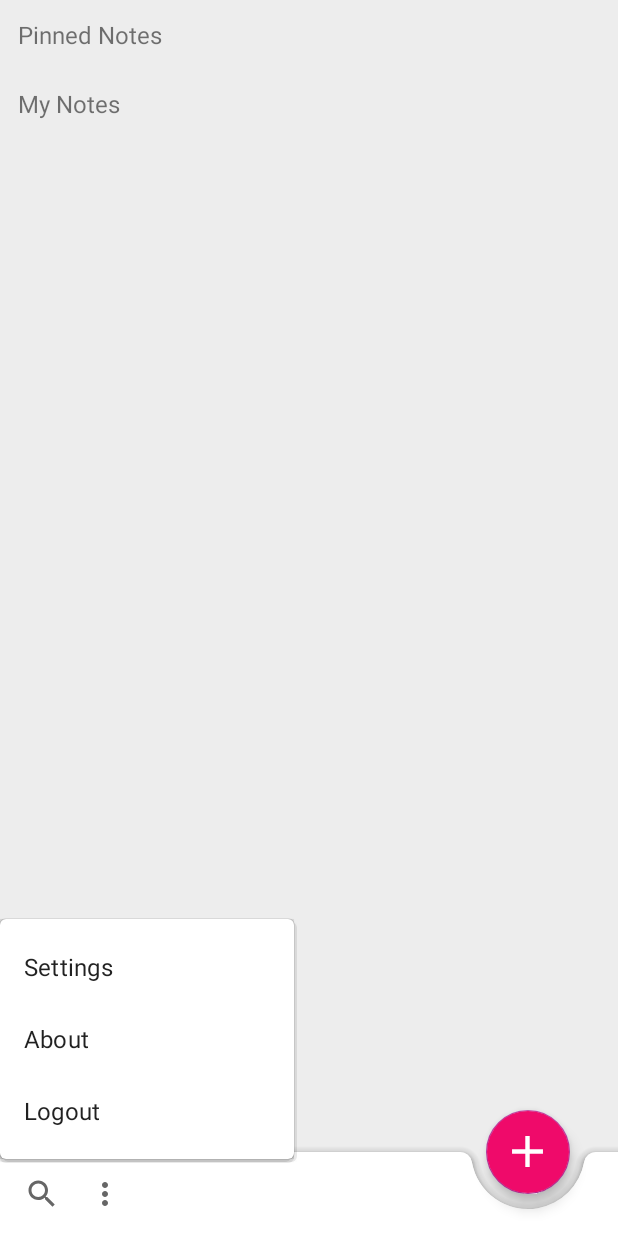
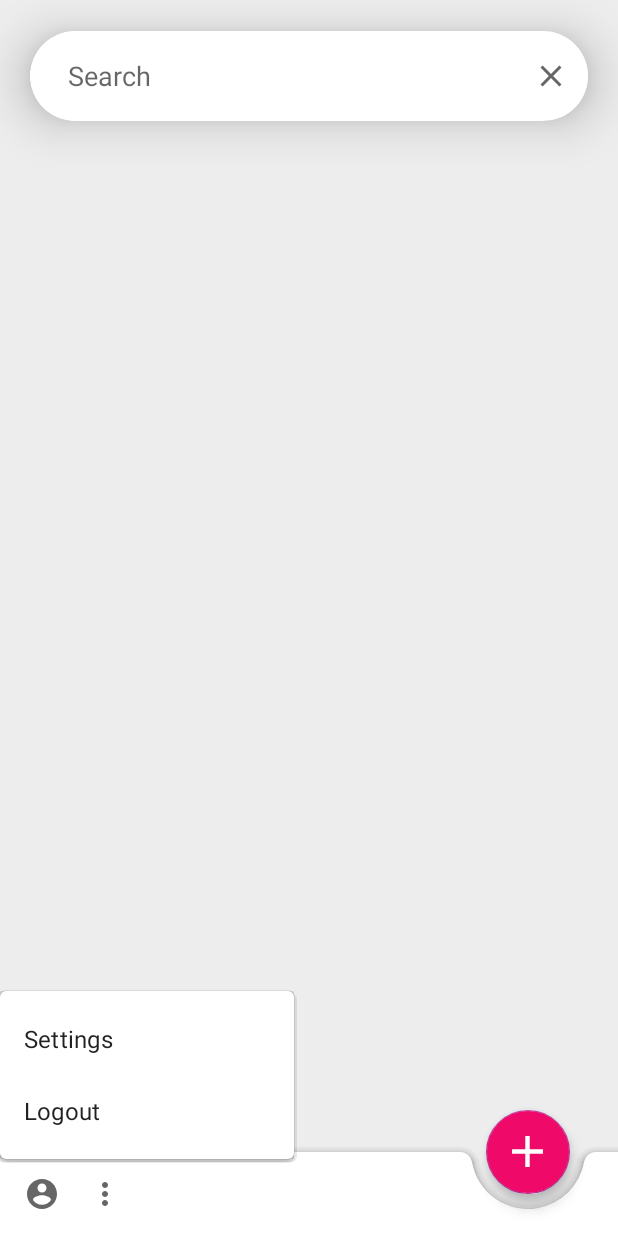
Before and after one commit to srvraj311/enWrite-Android, an Android app: the screen it shows after launch once a user with an empty profile is signed in (NotesScreen), with the options menu open, on a phone screen of 412 x 824 dp. Run offline under Robolectric (Android 15) with nearby library versions, the phone set to English and light mode, and no system bars; our stand-ins replace Firebase (no records; nobody signed in at launch, a user with empty details on screens opened directly); Roboto replaces fonts that are not available here.

Commit message:
Pin and Unpin functionality will now sync with cloud Added Search Bar to search notes Added Coloured background onto NewNoteAdd screen

```diff
--- a/app/src/main/java/com/srvraj311/NoteScreen/NotesScreen.java
+++ b/app/src/main/java/com/srvraj311/NoteScreen/NotesScreen.java
@@ -4,14 +4,19 @@ import android.content.Intent;
 import android.content.SharedPreferences;
 import android.os.Build;
 import android.os.Bundle;
+import android.text.Editable;
+import android.text.TextWatcher;
 import android.util.Log;
 import android.view.MenuItem;
 import android.view.View;
 
+import android.widget.ImageButton;
+import android.widget.TextView;
 import com.google.android.gms.tasks.OnCompleteListener;
 import com.google.android.gms.tasks.Task;
 import com.google.android.material.bottomappbar.BottomAppBar;
 import com.google.android.material.floatingactionbutton.FloatingActionButton;
+import com.google.android.material.textfield.TextInputEditText;
 import com.google.firebase.auth.FirebaseAuth;
 import com.google.firebase.firestore.CollectionReference;
 import com.google.firebase.firestore.FirebaseFirestore;
@@ -54,6 +59,10 @@ public class NotesScreen<mAuth> extends AppCompatActivity {
     RecyclerView recyclerView;
     SwipeRefreshLayout swipeDown;
     RecyclerView pinnedNotesRecycler;
+    TextInputEditText searchBox;
+    ImageButton clearSearch;
+    TextView pinTitle;
+    TextView unPinTitle;
 
 
     @Override
@@ -63,7 +72,10 @@ public class NotesScreen<mAuth> extends AppCompatActivity {
         recyclerView = findViewById(R.id.recylerViewHolder);
         swipeDown = findViewById(R.id.swipe_container);
         pinnedNotesRecycler = findViewById(R.id.recylerViewHolder2);
-
+        clearSearch = findViewById(R.id.clear_search);
+        searchBox = findViewById(R.id.search_notes);
+        pinTitle = findViewById(R.id.pin_title);
+        unPinTitle = findViewById(R.id.unpin_title);
         addBtn = findViewById(R.id.addBtn);
         addBtn.bringToFront();
         addBtn.setOnClickListener(new View.OnClickListener() {
@@ -104,12 +116,44 @@ public class NotesScreen<mAuth> extends AppCompatActivity {
             @Override
             public void onRefresh() {
                 swipeDown.setRefreshing(true);
-                setAdapter();
+                setAdapter(notesArr);
+                searchBox.setText("");
                 swipeDown.setRefreshing(false);
             }
         });
 
-        setAdapter();
+        searchBox.addTextChangedListener(new TextWatcher() {
+            @Override
+            public void beforeTextChanged(CharSequence charSequence, int i, int i1, int i2) {
+
+            }
+
+            @Override
+            public void onTextChanged(CharSequence charSequence, int i, int i1, int i2) {
+                ArrayList<Note> filteredArr = new ArrayList<>();
+                for(Note note : notesArr){
+                    if (note.getNote_title().toLowerCase().contains(charSequence) || note.getNote_body().toLowerCase().contains(charSequence) || note.getNote_date().toLowerCase().contains(charSequence)){
+                        filteredArr.add(note);
+                    }
+                }
+                setAdapter(filteredArr);
+            }
+
+            @Override
+            public void afterTextChanged(Editable editable) {
+
+            }
+        });
+
+        clearSearch.setOnClickListener(new View.OnClickListener() {
+            @Override
+            public void onClick(View view) {
+                searchBox.setText("");
+                setAdapter(notesArr);
+            }
+        });
+
+        setAdapter(notesArr);
     }
 
 
@@ -128,9 +172,13 @@ public class NotesScreen<mAuth> extends AppCompatActivity {
         }
     }
 
-    private void setAdapter() {
+    private void setAdapter(ArrayList<Note> notesArr) {
         ArrayList<Note> pinned = getPinnedNotes(notesArr);
         ArrayList<Note> unPinned = getUnPinnedNotes(notesArr);
+        if(pinned.size() == 0) pinTitle.setVisibility(View.INVISIBLE);
+        else pinTitle.setVisibility(View.VISIBLE);
+        if(unPinned.size() == 0) unPinTitle.setVisibility(View.INVISIBLE);
+        else unPinTitle.setVisibility(View.VISIBLE);
 
         RecyclerAdapter adapter = new RecyclerAdapter(getApplicationContext(), unPinned, NotesScreen.this);
         RecyclerView.LayoutManager layoutManager = new LinearLayoutManager(getApplicationContext());
@@ -187,7 +235,7 @@ public class NotesScreen<mAuth> extends AppCompatActivity {
                     }
                     Collections.sort(newData, new NoteComparator());
                     notesArr = newData;
-                    setAdapter();
+                    setAdapter(notesArr);
                     saveData(newData, "localNotes");
                 }
             }
@@ -210,23 +258,13 @@ public class NotesScreen<mAuth> extends AppCompatActivity {
         editor.putString(place,json);
         editor.apply();
     }
-    public void loadBin(){
-        SharedPreferences sharedPreferences = getSharedPreferences("shared preferences",MODE_PRIVATE);
-        Gson gson = new Gson();
-        String json = sharedPreferences.getString("bin",null);
-        Type type = new TypeToken<ArrayList<Note>>() {}.getType();
-        notesBin = gson.fromJson(json,type);
-        if(notesBin == null){
-            notesBin = new ArrayList<Note>();
-        }
-    }
     private void loadData(){
         SharedPreferences sharedPreferences = getSharedPreferences("Notes",MODE_PRIVATE);
         Gson gson = new Gson();
         String json = sharedPreferences.getString("localNotes",null);
         Type type = new TypeToken<ArrayList<Note>>() {}.getType();
         notesArr = gson.fromJson(json,type);
-        setAdapter();
+        setAdapter(notesArr);
     }
 
 
--- /dev/null
+++ b/app/src/main/res/drawable/ic_baseline_account_circle_24.xml
@@ -0,0 +1,10 @@
+<vector xmlns:android="http://schemas.android.com/apk/res/android"
+    android:width="24dp"
+    android:height="24dp"
+    android:viewportWidth="24"
+    android:viewportHeight="24"
+    android:tint="?attr/colorControlNormal">
+  <path
+      android:fillColor="@android:color/white"
+      android:pathData="M12,2C6.48,2 2,6.48 2,12s4.48,10 10,10 10,-4.48 10,-10S17.52,2 12,2zM12,5c1.66,0 3,1.34 3,3s-1.34,3 -3,3 -3,-1.34 -3,-3 1.34,-3 3,-3zM12,19.2c-2.5,0 -4.71,-1.28 -6,-3.22 0.03,-1.99 4,-3.08 6,-3.08 1.99,0 5.97,1.09 6,3.08 -1.29,1.94 -3.5,3.22 -6,3.22z"/>
+</vector>
--- /dev/null
+++ b/app/src/main/res/drawable/ic_baseline_close_24.xml
@@ -0,0 +1,10 @@
+<vector xmlns:android="http://schemas.android.com/apk/res/android"
+    android:width="24dp"
+    android:height="24dp"
+    android:viewportWidth="24"
+    android:viewportHeight="24"
+    android:tint="?attr/colorControlNormal">
+  <path
+      android:fillColor="@android:color/white"
+      android:pathData="M19,6.41L17.59,5 12,10.59 6.41,5 5,6.41 10.59,12 5,17.59 6.41,19 12,13.41 17.59,19 19,17.59 13.41,12z"/>
+</vector>
--- a/app/src/main/res/drawable/ic_baseline_delete_24.xml
+++ b/app/src/main/res/drawable/ic_baseline_delete_24.xml
@@ -1,5 +1,5 @@
-<vector android:height="24dp" android:tint="#FFFFFF"
+<vector android:height="24dp" android:tint="@color/black"
     android:viewportHeight="24" android:viewportWidth="24"
     android:width="24dp" xmlns:android="http://schemas.android.com/apk/res/android">
-    <path android:fillColor="@android:color/white" android:pathData="M6,19c0,1.1 0.9,2 2,2h8c1.1,0 2,-0.9 2,-2V7H6v12zM19,4h-3.5l-1,-1h-5l-1,1H5v2h14V4z"/>
+    <path android:fillColor="@color/black" android:pathData="M6,19c0,1.1 0.9,2 2,2h8c1.1,0 2,-0.9 2,-2V7H6v12zM19,4h-3.5l-1,-1h-5l-1,1H5v2h14V4z"/>
 </vector>
--- a/app/src/main/res/drawable/ic_baseline_edit_24.xml
+++ b/app/src/main/res/drawable/ic_baseline_edit_24.xml
@@ -1,4 +1,4 @@
-<vector android:height="24dp" android:tint="#FFFFFF"
+<vector android:height="24dp" android:tint="@color/black"
     android:viewportHeight="24" android:viewportWidth="24"
     android:width="24dp" xmlns:android="http://schemas.android.com/apk/res/android">
     <path android:fillColor="@android:color/white" android:pathData="M3,17.25V21h3.75L17.81,9.94l-3.75,-3.75L3,17.25zM20.71,7.04c0.39,-0.39 0.39,-1.02 0,-1.41l-2.34,-2.34c-0.39,-0.39 -1.02,-0.39 -1.41,0l-1.83,1.83 3.75,3.75 1.83,-1.83z"/>
--- a/app/src/main/res/drawable/ic_baseline_push_pin_24.xml
+++ b/app/src/main/res/drawable/ic_baseline_push_pin_24.xml
@@ -1,4 +1,4 @@
-<vector android:height="24dp" android:tint="#FFFFFF"
+<vector android:height="24dp" android:tint="@color/black"
     android:viewportHeight="24" android:viewportWidth="24"
     android:width="24dp" xmlns:android="http://schemas.android.com/apk/res/android">
     <path android:fillColor="@android:color/white"
--- /dev/null
+++ b/app/src/main/res/drawable/rounded_corner_black.xml
@@ -0,0 +1,5 @@
+<?xml version="1.0" encoding="utf-8"?>
+<shape xmlns:android="http://schemas.android.com/apk/res/android">
+    <corners android:radius="50sp" />
+    <solid android:color="@color/white"/>
+</shape>
--- /dev/null
+++ b/app/src/main/res/drawable/rounded_corners_white.xml
@@ -0,0 +1,5 @@
+<?xml version="1.0" encoding="utf-8"?>
+<shape xmlns:android="http://schemas.android.com/apk/res/android">
+    <corners android:radius="35dp" />
+    <solid android:color="?colorOnPrimary"/>
+</shape>
--- a/app/src/main/res/layout/new_note.xml
+++ b/app/src/main/res/layout/new_note.xml
@@ -2,6 +2,7 @@
 <androidx.coordinatorlayout.widget.CoordinatorLayout xmlns:android="http://schemas.android.com/apk/res/android"
     xmlns:app="http://schemas.android.com/apk/res-auto"
     xmlns:tools="http://schemas.android.com/tools"
+    android:id="@+id/parent"
     android:layout_width="match_parent"
     android:layout_height="match_parent"
     tools:context=".NewNoteScreen.NewNoteAdd"
@@ -124,7 +125,7 @@
                 android:padding="18dp"
                 android:paddingTop="25dp"
                 android:textColor="@color/white"
-                android:textColorHint="@color/colorPrimaryDark"
+                android:textColorHint="@color/white"
                 android:textSize="25sp"
                 app:layout_constraintTop_toBottomOf="@id/color_chooser"
                 app:layout_constraintBottom_toTopOf="@id/note"
@@ -146,7 +147,7 @@
                 android:minLines="25"
                 android:padding="20dp"
                 android:textColor="@color/white"
-                android:textColorHint="@color/colorPrimaryDark"
+                android:textColorHint="@color/white"
                 android:textSize="16sp"
                 app:layout_constraintTop_toBottomOf="@id/note_title"
                 app:layout_constraintBottom_toBottomOf="parent"
--- a/app/src/main/res/layout/note_item.xml
+++ b/app/src/main/res/layout/note_item.xml
@@ -8,8 +8,8 @@
     android:paddingStart="10sp"
     android:paddingEnd="10sp"
     android:paddingTop="6sp"
-    android:layout_marginStart="12sp"
-    android:layout_marginEnd="12sp"
+    android:layout_marginStart="20sp"
+    android:layout_marginEnd="20sp"
     android:layout_marginBottom="8sp"
     app:layout_goneMarginTop="8sp"
     android:layout_marginTop="3sp"
--- a/app/src/main/res/layout/notes_screen.xml
+++ b/app/src/main/res/layout/notes_screen.xml
@@ -16,30 +16,57 @@
     android:visibility="gone"
 
     />
-<RelativeLayout
+<androidx.constraintlayout.widget.ConstraintLayout
+    android:id="@+id/search_bar_holder"
     android:layout_width="match_parent"
     android:layout_height="wrap_content"
     android:layout_marginTop="8sp"
     android:layout_marginBottom="12sp">
+    <androidx.cardview.widget.CardView
+            android:id="@+id/search_box_notes"
+            android:layout_width="match_parent"
+            android:layout_height="60dp"
+            android:layout_marginTop="12.6dp"
+            app:cardCornerRadius="30sp"
+            android:background="@drawable/rounded_corners_white"
+            style="@style/CardView.Light"
+            app:cardElevation="20dp"
+            app:layout_constraintEnd_toEndOf="parent"
+            app:layout_constraintStart_toStartOf="parent"
+            app:layout_constraintTop_toTopOf="parent"
+            app:layout_constraintBottom_toTopOf="@id/swipe_container"
+            android:layout_marginStart="20dp"
+            android:layout_marginEnd="20dp">
 
-<!--        <androidx.swiperefreshlayout.widget.SwipeRefreshLayout-->
-<!--            android:id="@+id/swipe_container"-->
-<!--            android:layout_width="match_parent"-->
-<!--            android:layout_height="match_parent">-->
-<!--            <androidx.recyclerview.widget.RecyclerView-->
-<!--                android:layout_width="match_parent"-->
-<!--                android:layout_height="wrap_content"-->
-<!--                android:orientation="vertical"-->
-<!--                android:id="@+id/recylerViewHolder"-->
-<!--                />-->
-<!--        </androidx.swiperefreshlayout.widget.SwipeRefreshLayout>-->
+        <com.google.android.material.textfield.TextInputEditText
+                android:id="@+id/search_notes"
+                android:layout_width="match_parent"
+                android:layout_height="match_parent"
+                android:background="@drawable/rounded_corners_white"
+                android:hint="@string/search"
+                android:paddingStart="25dp"
+                android:paddingEnd="0dp"
+                android:layout_marginEnd="60dp"
+                android:inputType="text"
+                />
+        <ImageButton
+                android:id="@+id/clear_search"
+                android:layout_width="50dp"
+                android:layout_height="match_parent"
+                android:src="@drawable/ic_baseline_close_24"
+                android:background="@drawable/rounded_corners_white"
+                android:layout_gravity="end|center"
+                />
 
-</RelativeLayout>
+    </androidx.cardview.widget.CardView>
 
     <androidx.swiperefreshlayout.widget.SwipeRefreshLayout
+            app:layout_constraintTop_toBottomOf="@id/search_bar_holder"
+            app:layout_constraintBottom_toBottomOf="parent"
+            android:layout_marginTop="12dp"
             android:id="@+id/swipe_container"
             android:layout_width="match_parent"
-        android:layout_height="match_parent">
+            android:layout_height="wrap_content">
 
         <androidx.core.widget.NestedScrollView
                 android:layout_width="match_parent"
@@ -49,10 +76,12 @@
                     android:layout_height="wrap_content"
                     android:orientation="vertical">
                 <TextView
+                        android:id="@+id/pin_title"
                         android:layout_width="match_parent"
                         android:layout_height="wrap_content"
                         android:text="@string/pinned"
-                    android:padding="12dp"
+                        android:paddingTop="12dp"
+                        android:textAlignment="center"
                         android:fontFamily="@font/actor"
                         android:textSize="16sp"/>
                 <androidx.recyclerview.widget.RecyclerView
@@ -62,10 +91,12 @@
                         android:id="@+id/recylerViewHolder2"
                         />
                 <TextView
+                        android:id="@+id/unpin_title"
                         android:layout_width="match_parent"
                         android:layout_height="wrap_content"
                         android:text="@string/my_notes"
-                    android:padding="12dp"
+                        android:textAlignment="center"
+                        android:paddingTop="12dp"
                         android:fontFamily="@font/actor"
                         android:textSize="16sp"/>
                 <androidx.recyclerview.widget.RecyclerView
@@ -79,6 +110,9 @@
             </LinearLayout>
         </androidx.core.widget.NestedScrollView>
     </androidx.swiperefreshlayout.widget.SwipeRefreshLayout>
+
+</androidx.constraintlayout.widget.ConstraintLayout>
+
 
 
     <com.google.android.material.bottomappbar.BottomAppBar
--- a/app/src/main/res/menu-v26/app_bar_menu_2.xml
+++ b/app/src/main/res/menu-v26/app_bar_menu_2.xml
@@ -10,22 +10,17 @@
         app:showAsAction="never"
         android:iconTint="@color/colorPrimaryBackground"
         />
-    <item android:id="@+id/menuAbout"
-        android:title="@string/about"
-        android:icon="@drawable/ic_info"
-        app:showAsAction="never"
-        android:iconTint="@color/colorPrimaryBackground"
-        />
-    <item android:id="@+id/menuSearch"
-        android:icon="@drawable/ic_search"
-        android:title="@string/search"
-        app:showAsAction="always"
-        android:iconTint="@color/colorPrimaryBackground"
-        />
+
     <item android:id="@+id/menuLogout"
         android:icon="@drawable/ic_logout"
         android:title="@string/logout"
         app:showAsAction="never"
         android:iconTint="@color/colorPrimaryBackground"
         />
+    <item android:id="@+id/menuAbout"
+          android:title="@string/about"
+          android:icon="@drawable/ic_baseline_account_circle_24"
+          app:showAsAction="always"
+          android:iconTint="@color/colorPrimaryBackground"
+            />
 </menu>
--- a/app/src/main/res/menu/app_bar_menu_2.xml
+++ b/app/src/main/res/menu/app_bar_menu_2.xml
@@ -4,28 +4,23 @@
     xmlns:tools="http://schemas.android.com/tools"
     tools:context="com.srvraj311.NoteScreen.NotesScreen"
     >
-    <item android:id="@+id/menuSearch"
-        android:icon="@drawable/ic_search"
-        android:title="@string/search"
-        app:showAsAction="always"
-        android:iconTint="@color/colorPrimaryBackground"
-        />
     <item android:id="@+id/menuSettings"
         android:icon="@drawable/ic_settings"
         android:title="@string/settings"
         app:showAsAction="never"
         android:iconTint="@color/colorPrimaryBackground"
         />
-    <item android:id="@+id/menuAbout"
-        android:title="@string/about"
-        android:icon="@drawable/ic_info"
-        app:showAsAction="never"
-        android:iconTint="@color/colorPrimaryBackground"
-        />
+
     <item android:id="@+id/menuLogout"
         android:icon="@drawable/ic_logout"
         android:title="@string/logout"
         app:showAsAction="never"
         android:iconTint="@color/colorPrimaryBackground"
         />
+    <item android:id="@+id/menuAbout"
+          android:title="@string/about"
+          android:icon="@drawable/ic_baseline_account_circle_24"
+          app:showAsAction="always"
+          android:iconTint="@color/colorPrimaryBackground"
+            />
 </menu>
--- a/app/src/main/res/values/strings.xml
+++ b/app/src/main/res/values/strings.xml
@@ -38,7 +38,7 @@
     <string name="add_new_note_button">Add New Note Button</string>
     <string name="demo_te_xt">Demo Text</string>
     <string name="search">Search</string>
-    <string name="title">Title</string>
+    <string name="title">enTitle Here</string>
     <string name="enwrite_here">enWrite Here</string>
     <string name="start_typing">Start Typing</string>
     <string name="clear">Clear</string>
```
Also changed, not shown: app/src/main/java/com/srvraj311/NewNoteScreen/NewNoteAdd.java (+10 -0 lines), app/src/main/java/com/srvraj311/ViewNoteBottomSheet/ViewNote.java (+59 -18 lines), app/src/main/res/drawable/ic_baseline_favorite_24.xml (added, +10 -0 lines), app/src/main/res/drawable/ic_baseline_favorite_border_24.xml (added, +10 -0 lines), app/src/main/res/layout/layout_note_detail_bottom_sheet.xml (+49 -20 lines). Lines whose indentation alone changed are shown as unchanged.
